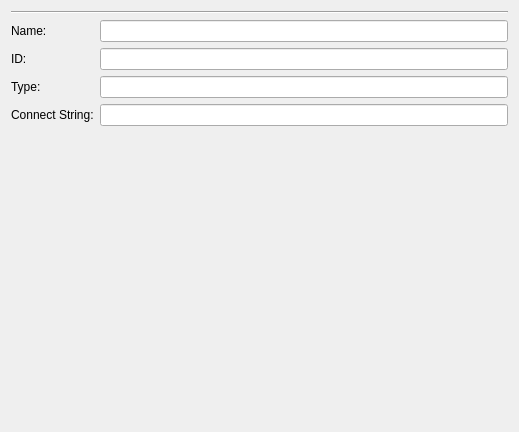
Open-Transactions/Moneychanger, file src/gui/widgets/transportdetails.ui: the form before one commit.
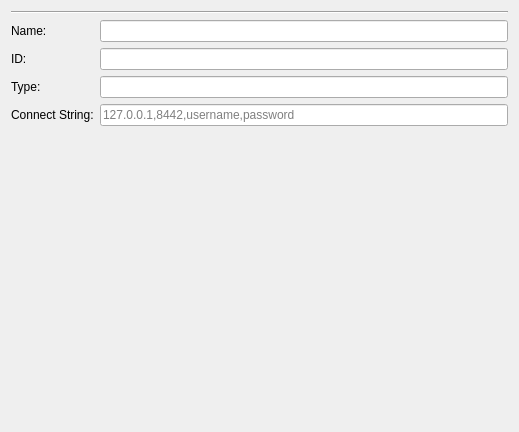
The form after the commit. Custom widgets are drawn as their Qt base class.

The edit to the form file:
```diff
--- a/src/gui/widgets/transportdetails.ui
+++ b/src/gui/widgets/transportdetails.ui
@@ -62,6 +62,9 @@
        <property name="readOnly">
         <bool>false</bool>
        </property>
+       <property name="placeholderText">
+        <string>127.0.0.1,8442,username,password</string>
+       </property>
       </widget>
      </item>
      <item row="2" column="1">
```
